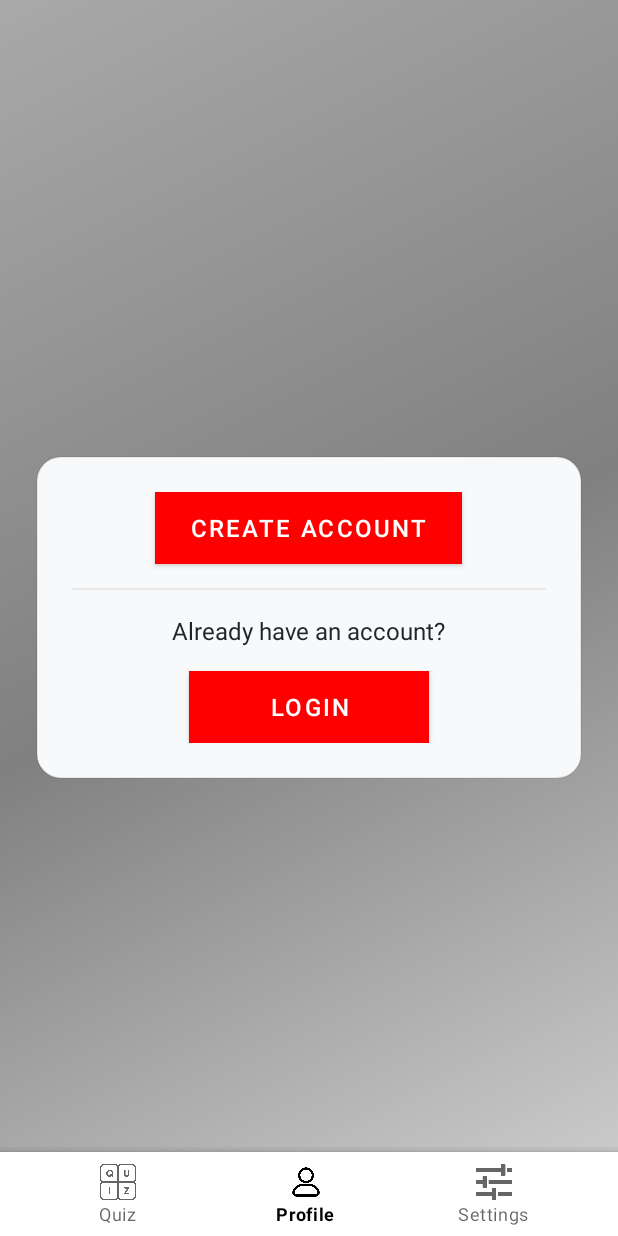
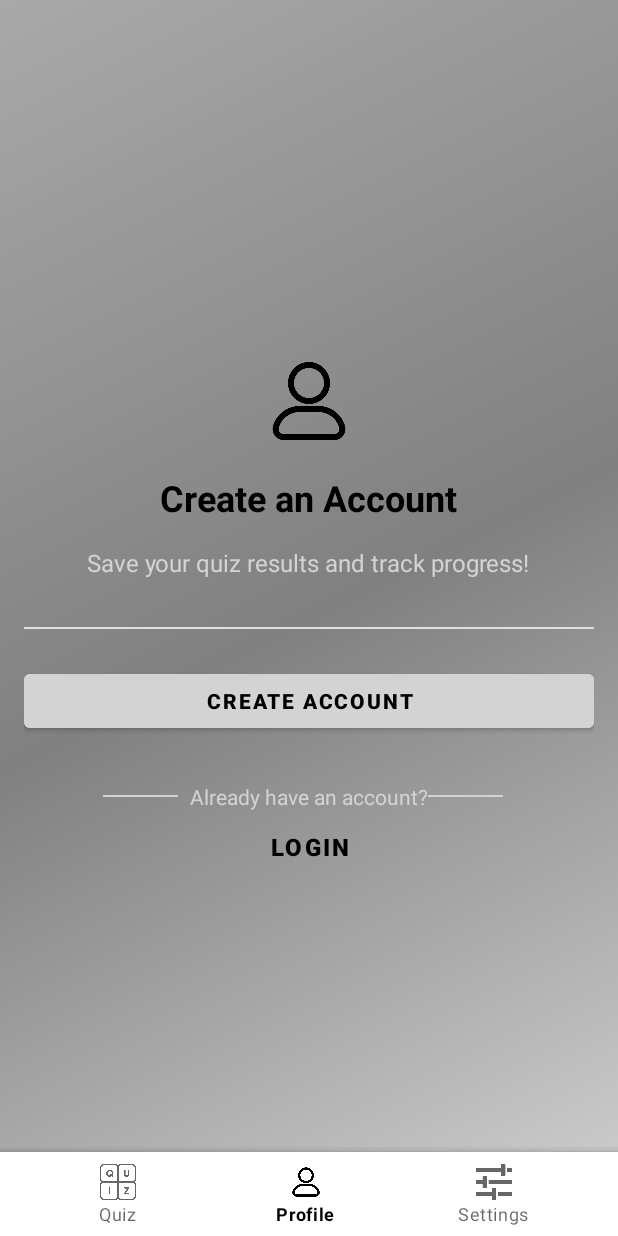
Before and after one commit to mhergayranyan/Quiz-Application, an Android app: the screen it shows after launch (MainActivity), item 2 of the bottom bar chosen, on a phone screen of 412 x 824 dp. Run offline under Robolectric (Android 15) with nearby library versions, the phone set to English and light mode, and no system bars.

Commit message:
In profile page added 2 buttons(create account and login)with full design

```diff
--- a/app/src/main/java/com/example/campusapp/CreateAccountFragment.java
+++ b/app/src/main/java/com/example/campusapp/CreateAccountFragment.java
@@ -10,10 +10,8 @@ import android.view.ViewGroup;
 
 
 public class CreateAccountFragment extends Fragment {
-
     @Override
-    public View onCreateView(LayoutInflater inflater, ViewGroup container,
-                             Bundle savedInstanceState) {
+    public View onCreateView(LayoutInflater inflater, ViewGroup container, Bundle savedInstanceState) {
         return inflater.inflate(R.layout.fragment_create_account, container, false);
     }
 }
--- a/app/src/main/java/com/example/campusapp/LoginFragment.java
+++ b/app/src/main/java/com/example/campusapp/LoginFragment.java
@@ -10,10 +10,8 @@ import android.view.ViewGroup;
 
 
 public class LoginFragment extends Fragment {
-
     @Override
-    public View onCreateView(LayoutInflater inflater, ViewGroup container,
-                             Bundle savedInstanceState) {
-        return inflater.inflate(R.layout.fragment_login, container, false);
+    public View onCreateView(LayoutInflater inflater, ViewGroup container, Bundle savedInstanceState) {
+        return inflater.inflate(R.layout.fragment_create_account, container, false);
     }
 }
--- a/app/src/main/java/com/example/campusapp/ProfileFragment.java
+++ b/app/src/main/java/com/example/campusapp/ProfileFragment.java
@@ -16,26 +16,28 @@ import com.google.android.material.button.MaterialButton;
 
 public class ProfileFragment extends Fragment {
 
-    public ProfileFragment() {
-        // Required empty public constructor
-    }
-
     @Override
-    public View onCreateView(LayoutInflater inflater, ViewGroup container,
-                             Bundle savedInstanceState) {
+    public View onCreateView(LayoutInflater inflater, ViewGroup container, Bundle savedInstanceState) {
         View view = inflater.inflate(R.layout.fragment_profile, container, false);
 
-        Button btnLogin = view.findViewById(R.id.btnLogin);
-        Button btnCreateAccount = view.findViewById(R.id.btnCreateAccount);
+        // Handle "Create Account" button click
+        view.findViewById(R.id.btn_create_account).setOnClickListener(v -> {
+            getParentFragmentManager().beginTransaction()
+                    .replace(R.id.fragment_container, new CreateAccountFragment())
+                    .addToBackStack(null) // Optional: Enable back navigation
+                    .commit();
+        });
 
-        btnLogin.setOnClickListener(v -> replaceFragment(new LoginFragment()));
-        btnCreateAccount.setOnClickListener(v -> replaceFragment(new CreateAccountFragment()));
-        btnLogin.setBackgroundColor(0xFFFF0000); // Red background
-        btnLogin.setTextColor(0xFFFFFFFF); // White text
-        btnCreateAccount.setBackgroundColor(0xFFFF0000); // Red background
-        btnCreateAccount.setTextColor(0xFFFFFFFF);
+        // Handle "Login" button click
+        view.findViewById(R.id.btn_login).setOnClickListener(v -> {
+            getParentFragmentManager().beginTransaction()
+                    .replace(R.id.fragment_container, new LoginFragment())
+                    .addToBackStack(null)
+                    .commit();
+        });
 
         return view;
+
     }
 
     private void replaceFragment(Fragment fragment) {
--- a/app/src/main/res/layout/activity_main.xml
+++ b/app/src/main/res/layout/activity_main.xml
@@ -1,4 +1,3 @@
-
 <androidx.coordinatorlayout.widget.CoordinatorLayout
     xmlns:android="http://schemas.android.com/apk/res/android"
     xmlns:app="http://schemas.android.com/apk/res-auto"
@@ -12,6 +11,13 @@
         android:id="@+id/frame_layout"
         android:layout_width="match_parent"
         android:layout_height="match_parent" />
+
+    <androidx.fragment.app.FragmentContainerView
+        android:id="@+id/fragment_container"
+        android:layout_width="match_parent"
+        android:layout_height="0dp"
+        app:layout_constraintTop_toTopOf="parent"
+        app:layout_constraintBottom_toTopOf="@id/bottomNavigationView" />
 
     <com.google.android.material.bottomappbar.BottomAppBar
         android:layout_width="match_parent"
--- a/app/src/main/res/layout/fragment_profile.xml
+++ b/app/src/main/res/layout/fragment_profile.xml
@@ -1,62 +1,89 @@
 <?xml version="1.0" encoding="utf-8"?>
-<LinearLayout xmlns:android="http://schemas.android.com/apk/res/android"
-    xmlns:app="http://schemas.android.com/apk/res-auto"
+<LinearLayout
+    xmlns:android="http://schemas.android.com/apk/res/android"
     android:layout_width="match_parent"
     android:layout_height="match_parent"
     android:orientation="vertical"
-    android:gravity="center"
-    android:background="@drawable/bg_gradient"
-    android:padding="24dp">
+    android:padding="16dp"
+    android:gravity="center">
 
-    <!-- White Card Container -->
-    <LinearLayout
-        android:layout_width="match_parent"
-        android:layout_height="wrap_content"
-        android:orientation="vertical"
-        android:background="@drawable/card_background"
-        android:padding="24dp"
-        android:elevation="8dp">
+    <ImageView
+        android:layout_width="64dp"
+        android:layout_height="64dp"
+        android:src="@drawable/ic_profile"
+        android:layout_marginBottom="16dp"
+        android:contentDescription="Profile icon"/>
 
-        <!-- Create Account Button -->
-        <!-- Use android.widget.Button instead of MaterialButton -->
-        <Button
-            android:id="@+id/btnCreateAccount"
+    <!-- Title -->
+    <TextView
         android:layout_width="wrap_content"
         android:layout_height="wrap_content"
-            android:minWidth="160dp"
-            android:text="Create Account"
-            style="@style/AbsoluteRoundButton"
-            android:layout_gravity="center_horizontal"/>
+        android:text="Create an Account"
+        android:textSize="24sp"
+        android:textStyle="bold"
+        android:textColor="@color/black"
+        android:layout_marginBottom="16dp"/>
 
-
+    <TextView
+        android:layout_width="wrap_content"
+        android:layout_height="wrap_content"
+        android:text="Save your quiz results and track progress!"
+        android:textSize="16sp"
+        android:textColor="@color/light_gray"
+        android:layout_marginBottom="32dp"/>
 
     <!-- Divider Line -->
     <View
         android:layout_width="match_parent"
         android:layout_height="1dp"
-            android:background="#11000000"
-            android:layout_marginVertical="16dp"/>
+        android:background="#E0E0E0"
+        android:layout_marginBottom="24dp"/>
 
-        <!-- "Already have an account?" text -->
+    <!-- Create Account Button -->
+    <Button
+        android:id="@+id/btn_create_account"
+        android:layout_width="match_parent"
+        android:layout_height="wrap_content"
+        android:text="Create Account"
+        android:textColor="@color/black"
+        android:textStyle="bold"
+        android:backgroundTint="@color/light_gray"
+        android:layout_marginBottom="30dp"/>
+
+    <!-- Login Prompt -->
+    <LinearLayout
+        android:layout_width="match_parent"
+        android:layout_height="wrap_content"
+        android:orientation="horizontal"
+        android:gravity="center">
+        <View
+            android:layout_width="50dp"
+            android:layout_height="1dp"
+            android:background="@color/light_gray"
+            android:layout_marginEnd="8dp"/>
+
         <TextView
             android:layout_width="wrap_content"
             android:layout_height="wrap_content"
-            android:text="Already have an account?"
-            android:textColor="@color/text_dark"
-            android:textSize="16sp"
-            android:layout_gravity="center"
-            android:layout_marginBottom="16dp"/>
+            android:textColor="@color/light_gray"
+            android:text="Already have an account?"/>
 
-        <!-- Login Button -->
-        <!-- Use android.widget.Button instead of MaterialButton -->
+        <View
+            android:layout_width="50dp"
+            android:layout_height="1dp"
+            android:background="@color/light_gray"
+            android:layout_marginEnd="8dp"/>
+
+        <!-- Login Button (as a text button) -->
+    </LinearLayout>
     <Button
-            android:id="@+id/btnLogin"
+        android:id="@+id/btn_login"
         android:layout_width="wrap_content"
         android:layout_height="wrap_content"
-            android:minWidth="160dp"
         android:text="Login"
-            style="@style/AbsoluteRoundButton"
-            android:layout_gravity="center_horizontal"/>
-
+        android:textStyle="bold"
+        android:textColor="@color/black"
+        android:layout_gravity="center"
+        android:textSize="16sp"
+        android:background="?attr/selectableItemBackgroundBorderless"/>
 </LinearLayout>
-</LinearLayout>
--- a/app/src/main/res/values/styles.xml
+++ b/app/src/main/res/values/styles.xml
@@ -82,7 +82,6 @@
         <item name="android:textColor">#FF000000</item> <!-- Black text -->
         <item name="android:textSize">16sp</item>
 
-        <!-- Remove all default padding/insets -->
         <item name="android:insetTop">0dp</item>
         <item name="android:insetBottom">0dp</item>
         <item name="android:paddingLeft">24dp</item>
@@ -90,6 +89,4 @@
         <item name="android:paddingTop">12dp</item>
         <item name="android:paddingBottom">12dp</item>
     </style>
-
-
 </resources>
```
Also changed, not shown: app/src/main/AndroidManifest.xml (+1 -6 lines), app/src/main/java/com/example/campusapp/BaseActivity.java (deleted, +0 -10 lines), app/src/main/java/com/example/campusapp/ProfileActivity.java (deleted, +0 -7 lines), app/src/main/java/com/example/campusapp/QuizActivity.java (deleted, +0 -12 lines), app/src/main/java/com/example/campusapp/SettingsActivity.java (deleted, +0 -50 lines), app/src/main/res/anim/button_state_animator.xml (deleted, +0 -30 lines), app/src/main/res/layout/activity_profile.xml (deleted, +0 -48 lines), app/src/main/res/layout/activity_quiz.xml (deleted, +0 -43 lines), app/src/main/res/layout/activity_settings.xml (deleted, +0 -52 lines), app/src/main/res/layout/fragment_create_account.xml (+6 -9 lines), app/src/main/res/layout/fragment_login.xml (+6 -9 lines). Lines whose indentation alone changed are shown as unchanged.
